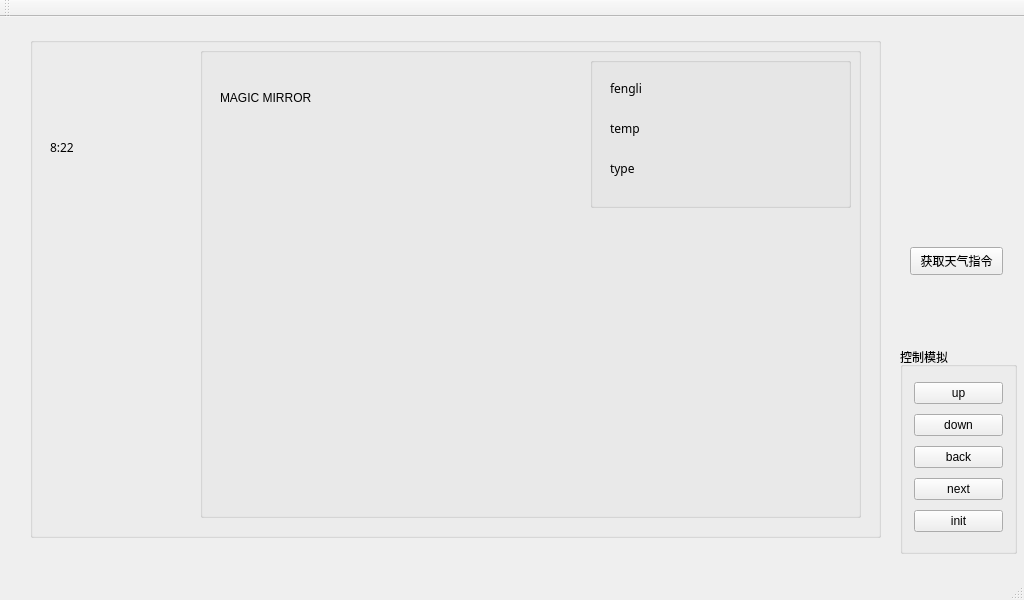
This is PORT_MODE/mainwindow.ui in SARS-CLASSIFY/qt_raspi as Qt 5 draws it before an edit. The edited form follows.
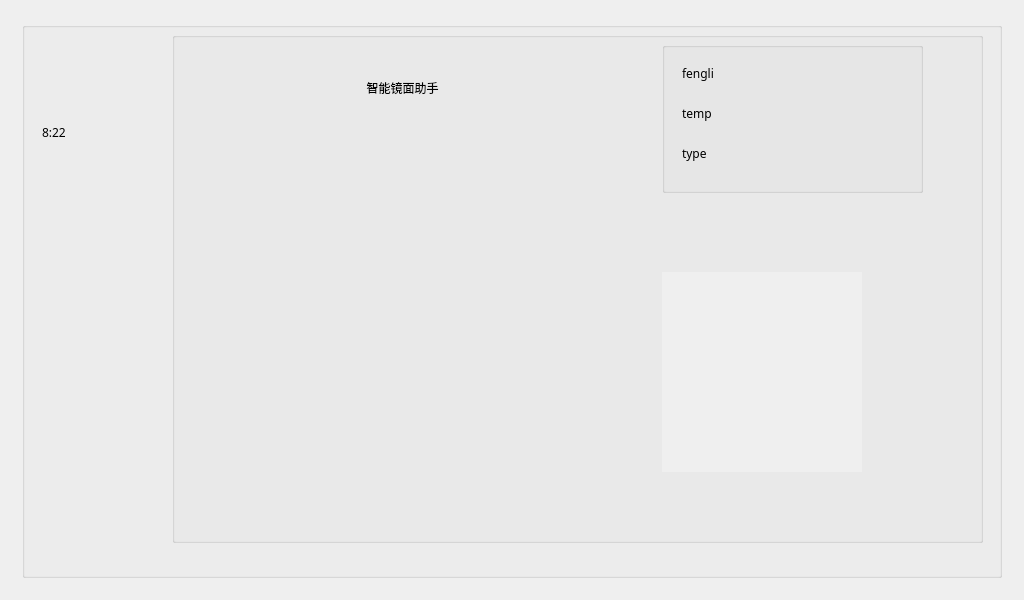
This is the edited form. Icons and pictures are not drawn.

Patch:
```diff
--- a/PORT_MODE/mainwindow.ui
+++ b/PORT_MODE/mainwindow.ui
@@ -20,24 +20,12 @@
    <string notr="true"/>
   </property>
   <widget class="QWidget" name="centralWidget">
+   <layout class="QGridLayout" name="gridLayout">
+    <item row="0" column="0">
    <widget class="QWidget" name="widget" native="true">
-    <property name="geometry">
-     <rect>
-      <x>20</x>
-      <y>10</y>
-      <width>871</width>
-      <height>531</height>
-     </rect>
-    </property>
+      <layout class="QGridLayout" name="gridLayout_2">
+       <item row="0" column="0">
     <widget class="QGroupBox" name="groupBox">
-     <property name="geometry">
-      <rect>
-       <x>10</x>
-       <y>10</y>
-       <width>851</width>
-       <height>501</height>
-      </rect>
-     </property>
      <property name="title">
       <string/>
      </property>
@@ -65,10 +53,10 @@
      <widget class="QGroupBox" name="groupBox_3">
       <property name="geometry">
        <rect>
-        <x>170</x>
+            <x>150</x>
         <y>10</y>
-        <width>661</width>
-        <height>471</height>
+            <width>811</width>
+            <height>511</height>
        </rect>
       </property>
       <property name="title">
@@ -78,19 +66,22 @@
        <property name="geometry">
         <rect>
          <x>20</x>
-         <y>20</y>
-         <width>361</width>
-         <height>61</height>
+             <y>0</y>
+             <width>421</width>
+             <height>111</height>
         </rect>
        </property>
        <property name="text">
-        <string>MAGIC MIRROR</string>
+            <string>智能镜面助手</string>
+           </property>
+           <property name="alignment">
+            <set>Qt::AlignCenter</set>
        </property>
       </widget>
       <widget class="QGroupBox" name="groupBox_2">
        <property name="geometry">
         <rect>
-         <x>390</x>
+             <x>490</x>
          <y>10</y>
          <width>261</width>
          <height>151</height>
@@ -182,19 +173,19 @@
       <widget class="QWidget" name="page1" native="true">
        <property name="geometry">
         <rect>
-         <x>120</x>
-         <y>160</y>
-         <width>351</width>
-         <height>281</height>
+             <x>70</x>
+             <y>200</y>
+             <width>691</width>
+             <height>271</height>
         </rect>
        </property>
        <widget class="QLabel" name="labelGif">
         <property name="geometry">
          <rect>
-          <x>80</x>
-          <y>50</y>
-          <width>181</width>
-          <height>151</height>
+              <x>30</x>
+              <y>10</y>
+              <width>300</width>
+              <height>251</height>
          </rect>
         </property>
         <property name="text">
@@ -210,95 +201,36 @@
          <bool>true</bool>
         </property>
        </widget>
-      </widget>
-     </widget>
-    </widget>
-   </widget>
-   <widget class="QGroupBox" name="groupBox_4">
+           <widget class="QLabel" name="labelGif2">
     <property name="geometry">
      <rect>
-      <x>900</x>
-      <y>330</y>
-      <width>117</width>
-      <height>207</height>
-     </rect>
-    </property>
-    <property name="title">
-     <string>控制模拟</string>
-    </property>
-    <layout class="QGridLayout" name="gridLayout">
-     <item row="0" column="0">
-      <widget class="QPushButton" name="upButton">
-       <property name="text">
-        <string>up</string>
-       </property>
-      </widget>
-     </item>
-     <item row="1" column="0">
-      <widget class="QPushButton" name="downButton">
-       <property name="text">
-        <string>down</string>
-       </property>
-      </widget>
-     </item>
-     <item row="2" column="0">
-      <widget class="QPushButton" name="backButton">
-       <property name="text">
-        <string>back</string>
-       </property>
-      </widget>
-     </item>
-     <item row="3" column="0">
-      <widget class="QPushButton" name="nextButton">
-       <property name="text">
-        <string>next</string>
-       </property>
-      </widget>
-     </item>
-     <item row="4" column="0">
-      <widget class="QPushButton" name="pushButton_6">
-       <property name="text">
-        <string>init</string>
-       </property>
-      </widget>
-     </item>
-    </layout>
-   </widget>
-   <widget class="QPushButton" name="pushButton_5">
-    <property name="geometry">
-     <rect>
-      <x>910</x>
-      <y>230</y>
-      <width>93</width>
-      <height>28</height>
-     </rect>
-    </property>
-    <property name="text">
-     <string>获取天气指令</string>
-    </property>
-   </widget>
-  </widget>
-  <widget class="QToolBar" name="mainToolBar">
-   <attribute name="toolBarArea">
-    <enum>TopToolBarArea</enum>
-   </attribute>
-   <attribute name="toolBarBreak">
-    <bool>false</bool>
-   </attribute>
-  </widget>
-  <widget class="QStatusBar" name="statusBar"/>
-  <widget class="QMenuBar" name="menuBar">
-   <property name="geometry">
-    <rect>
-     <x>0</x>
-     <y>0</y>
-     <width>1024</width>
-     <height>23</height>
+              <x>420</x>
+              <y>40</y>
+              <width>200</width>
+              <height>200</height>
     </rect>
    </property>
    <property name="autoFillBackground">
-    <bool>false</bool>
-   </property>
+             <bool>true</bool>
+            </property>
+            <property name="text">
+             <string/>
+            </property>
+            <property name="scaledContents">
+             <bool>true</bool>
+            </property>
+            <property name="wordWrap">
+             <bool>true</bool>
+            </property>
+           </widget>
+          </widget>
+         </widget>
+        </widget>
+       </item>
+      </layout>
+     </widget>
+    </item>
+   </layout>
   </widget>
  </widget>
  <layoutdefault spacing="6" margin="11"/>
```
Left out of the diff: 3 changed lines with no effect on the pictures. Lines whose indentation alone changed are shown as unchanged.
